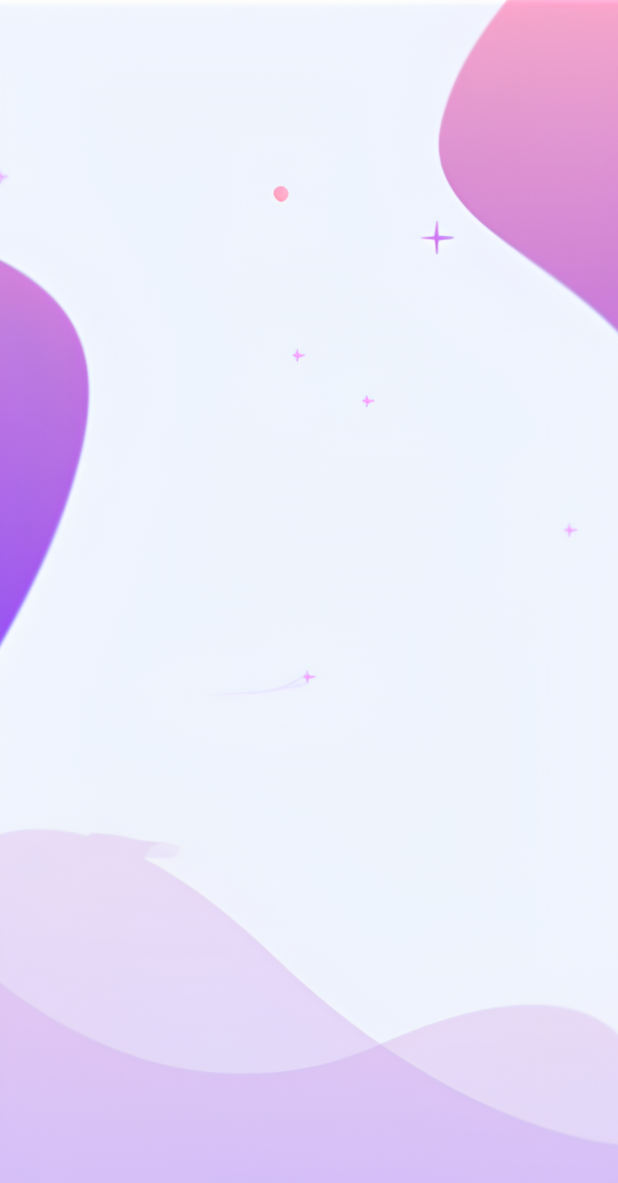
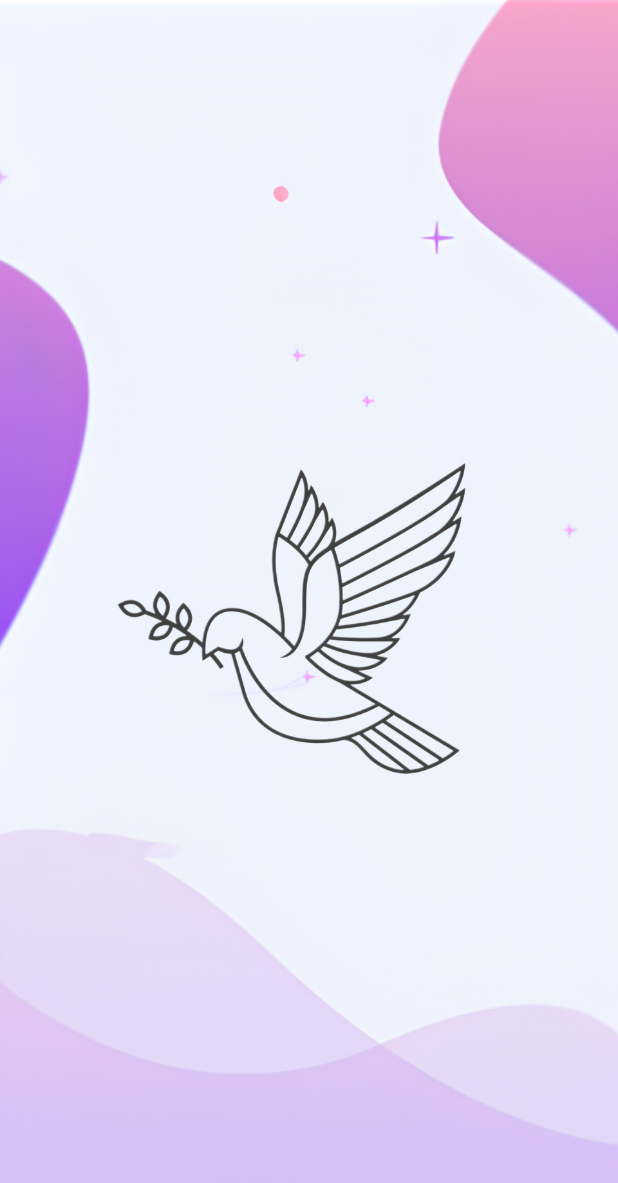
Before and after one commit to Iyaad-luqman/breathe, a Flutter app: the screen it shows after launch, on a phone screen of 412 x 824 dp. Shown: the top 1183 px of the screen. Run offline on Flutter 3.47's test engine with Material 3 defaults, Android fonts, the phone set to English and light mode, and no system bars; our stand-ins replace shared_preferences, table_calendar.

Commit message:
Calender Added Bassic

```diff
--- a/lib/splash.dart
+++ b/lib/splash.dart
@@ -1,14 +1,23 @@
 import 'package:flutter/material.dart';
-
+import './calander.dart';
 class Splash extends StatelessWidget {
   @override
   Widget build(BuildContext context) {
     return Scaffold(
-      body: Container(
-        decoration: BoxDecoration(
-          image: DecorationImage(
-            image: AssetImage('assets/images/splash.png'),
-            fit: BoxFit.cover,
+      body: GestureDetector(
+        onTap: () {
+          Navigator.push( context, MaterialPageRoute(builder: (context) => CalendarPage()), );
+          // Add your onPress function here
+        },
+        child: Container(
+          decoration: BoxDecoration(
+            image: DecorationImage(
+              image: AssetImage('assets/images/splash.png'),
+              fit: BoxFit.cover,
+            ),
+          ),
+          child: Center(
+            child: Image.asset('assets/images/logo.png'),
           ),
         ),
       ),
--- a/pubspec.yaml
+++ b/pubspec.yaml
@@ -31,6 +31,7 @@ dependencies:
   flutter:
     sdk: flutter
   shared_preferences: ^2.2.3
+  table_calendar: ^3.1.1
 
 
   # The following adds the Cupertino Icons font to your application.
```
Also changed, not shown: lib/calander.dart (added, +100 -0 lines), assets/images/logo.png (added), pubspec.lock.
